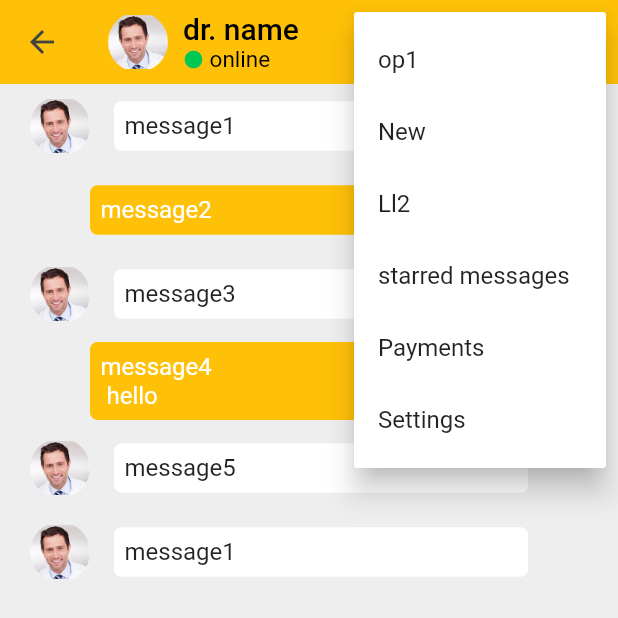
After one commit to yatinsan/YATSAPP, a Flutter app: the Chatfeeld screen opened directly, after a tap on the "more vert" icon, on a phone screen of 412 x 824 dp. The commit adds this screen. Shown: the top 618 px of the screen. Run offline on Flutter 3.47's test engine with Material 2 defaults, Android fonts, the phone set to English and light mode, and no system bars.

Commit message:
chatpage started

```diff
--- a/lib/main.dart
+++ b/lib/main.dart
@@ -1,19 +1,27 @@
 import 'package:flutter/material.dart';
 import 'WhatsappHome.dart';
+import '';
 
 void main() {
   runApp(MyApp());
 }
 
 class MyApp extends StatelessWidget {
-  const MyApp({Key? key}) : super(key: key);
+  const MyApp({Key? key, this.userna = ''}) : super(key: key);
+
+  final String userna;
 
   @override
   Widget build(BuildContext context) {
     return MaterialApp(
       debugShowCheckedModeBanner: false,
       title: 'whatsapp',
-      theme: ThemeData(appBarTheme: AppBarTheme(color: Colors.amber)),
+      theme: ThemeData(
+          appBarTheme: AppBarTheme(color: Colors.amber),
+          navigationRailTheme: NavigationRailThemeData(
+            backgroundColor: Colors.transparent,
+          )),
+      // home: Chatfeeld(),
       home: WhatsappHome(),
     );
   }
--- a/lib/pages/calls.dart
+++ b/lib/pages/calls.dart
@@ -7,6 +7,7 @@ class Calls extends StatelessWidget {
   @override
   Widget build(BuildContext context) {
     return ListView(
+      padding: EdgeInsets.zero,
       children: [
         CallLogTile(),
         CallLogTile(),
@@ -27,6 +28,7 @@ class Calls extends StatelessWidget {
 }
 
 class CallLogTile extends StatelessWidget {
+  final String logo = 'in';
   const CallLogTile({
     Key? key,
   }) : super(key: key);
--- /dev/null
+++ b/lib/pages/chatPage.dart
@@ -0,0 +1,226 @@
+import 'package:flutter/material.dart';
+
+class Chatfeeld extends StatelessWidget {
+  final String usn;
+  const Chatfeeld({Key? key, this.usn = ''}) : super(key: key);
+
+  @override
+  Widget build(BuildContext context) {
+    return Scaffold(
+      appBar: AppBar(
+        elevation: 0,
+        leading: BackButton(
+          color: Colors.grey[800],
+        ),
+        title: Opname(
+          online: true,
+        ),
+        actions: [
+          PopupMenuButton<String>(
+            icon: Icon(
+              Icons.more_vert,
+              color: Colors.grey[800],
+            ),
+            itemBuilder: (BuildContext context) {
+              return {
+                'op1',
+                'New',
+                'Ll2',
+                'starred messages',
+                'Payments',
+                'Settings',
+              }.map((String choice) {
+                return PopupMenuItem<String>(
+                  value: choice,
+                  child: Text(choice),
+                );
+              }).toList();
+            },
+          ),
+        ],
+      ),
+      backgroundColor: Colors.grey[200],
+      body: ListView(
+        padding: EdgeInsets.all(0),
+        children: [
+          Messagebar(
+            send: false,
+            message: 'message1',
+          ),
+          Messagebar(
+            send: true,
+            message: 'message2',
+          ),
+          Messagebar(
+            send: false,
+            message: 'message3',
+          ),
+          Messagebar(
+            send: true,
+            message: 'message4 \n hello',
+          ),
+          Messagebar(
+            send: false,
+            message: 'message5',
+          ),
+          Messagebar(
+            send: false,
+            message: 'message1',
+          ),
+        ],
+      ),
+    );
+  }
+}
+
+class Messagebar extends StatelessWidget {
+  final bool send;
+  final String message;
+  const Messagebar({
+    Key? key,
+    this.send = false,
+    required this.message,
+  }) : super(key: key);
+
+  @override
+  Widget build(BuildContext context) {
+    return send ? SendMessage(message: message) : RecMessage(message: message);
+  }
+}
+
+class RecMessage extends StatelessWidget {
+  const RecMessage({
+    Key? key,
+    required this.message,
+  }) : super(key: key);
+
+  final String message;
+
+  @override
+  Widget build(BuildContext context) {
+    return ListTile(
+      leading: Container(
+        // padding: EdgeInsets.only(right: 10),
+        margin: EdgeInsets.only(left: 20),
+        width: 40,
+        height: 40,
+        child: ClipRRect(
+          borderRadius: BorderRadius.circular(100),
+          child: Image.asset('assets/profilepic/profile.jpg'),
+        ),
+      ),
+      contentPadding: EdgeInsets.all(0),
+      title: Container(
+        margin: EdgeInsets.only(right: 60),
+        padding: EdgeInsets.all(7),
+        decoration: BoxDecoration(
+          color: Colors.white,
+          borderRadius: BorderRadius.circular(5),
+        ),
+        child: Text(
+          message,
+          textAlign: TextAlign.justify,
+          // softWrap: true,
+        ),
+      ),
+    );
+  }
+}
+
+class SendMessage extends StatelessWidget {
+  const SendMessage({
+    Key? key,
+    required this.message,
+  }) : super(key: key);
+
+  final String message;
+
+  @override
+  Widget build(BuildContext context) {
+    return ListTile(
+      trailing: Container(
+        // padding: EdgeInsets.only(right: 10),
+        margin: EdgeInsets.only(right: 20),
+        width: 40,
+        height: 40,
+        child: ClipRRect(
+          borderRadius: BorderRadius.circular(100),
+          child: Image.asset('assets/profilepic/me.jpg'),
+        ),
+      ),
+      contentPadding: EdgeInsets.all(0),
+      title: Container(
+        margin: EdgeInsets.only(left: 60),
+        padding: EdgeInsets.all(7),
+        decoration: BoxDecoration(
+          color: Colors.amber,
+          borderRadius: BorderRadius.circular(5),
+        ),
+        child: Text(
+          message,
+          textAlign: TextAlign.justify,
+          // softWrap: true,
+          style: TextStyle(color: Colors.white),
+        ),
+      ),
+    );
+  }
+}
+
+class Opname extends StatelessWidget {
+  final bool online;
+  const Opname({
+    Key? key,
+    required this.online,
+  }) : super(key: key);
+
+  @override
+  Widget build(BuildContext context) {
+    return Row(
+      children: [
+        Container(
+          padding: EdgeInsets.zero,
+          width: 40,
+          height: 40,
+          child: ClipRRect(
+            borderRadius: BorderRadius.circular(100),
+            child: Image.asset('assets/profilepic/profile.jpg'),
+          ),
+        ),
+        Container(
+          padding: EdgeInsets.only(left: 10),
+          child: Column(
+            mainAxisAlignment: MainAxisAlignment.start,
+            crossAxisAlignment: CrossAxisAlignment.start,
+            children: [
+              Text(
+                'dr. name',
+                style: TextStyle(color: Colors.black),
+              ),
+              Row(
+                children: [
+                  online
+                      ? Icon(
+                          Icons.circle,
+                          color: online
+                              ? Colors.greenAccent[700]
+                              : Colors.grey[700],
+                          size: 14,
+                        )
+                      : Text(''),
+                  Text(
+                    online ? ' online' : 'offline',
+                    style: TextStyle(
+                        color: Colors.black,
+                        fontWeight: FontWeight.normal,
+                        fontSize: 15),
+                  ),
+                ],
+              )
+            ],
+          ),
+        )
+      ],
+    );
+  }
+}
--- a/lib/widgets/list.dart
+++ b/lib/widgets/list.dart
@@ -1,4 +1,6 @@
 import 'package:flutter/material.dart';
+import 'package:whatsapp_clone/main.dart';
+import 'package:whatsapp_clone/pages/chatPage.dart';
 import 'package:whatsapp_clone/widgets/avathardp.dart';
 
 class ListUser extends StatelessWidget {
@@ -8,7 +10,7 @@ class ListUser extends StatelessWidget {
   final String message;
 
   const ListUser(
-      {required this.name,
+      {this.name = '',
       required this.url,
       required this.count,
       required this.message});
@@ -18,10 +20,12 @@ class ListUser extends StatelessWidget {
     return ListTile(
         contentPadding: EdgeInsets.only(top: 4, bottom: 4, left: 15, right: 15),
         onTap: () {
-          print(name);
-        },
-        onLongPress: () {
-          print(message);
+          Navigator.push(
+            context,
+            MaterialPageRoute(
+              builder: (context) => const Chatfeeld(usn: 'vvfbdbfb'),
+            ),
+          );
         },
         leading: Avathardp(
           url: url,
--- a/pubspec.yaml
+++ b/pubspec.yaml
@@ -48,6 +48,7 @@ flutter:
   assets:
     # - images/a_dot_burr.jpeg
     - assets/avathar/
+    - assets/profilepic/
 
   # An image asset can refer to one or more resolution-specific "variants", see
   # https://flutter.dev/assets-and-images/#resolution-aware.
```
Also changed, not shown: assets/profilepic/me.jpg (added), assets/profilepic/profile.jpg (added), lib/sampleData/sampleData.dart (added).
